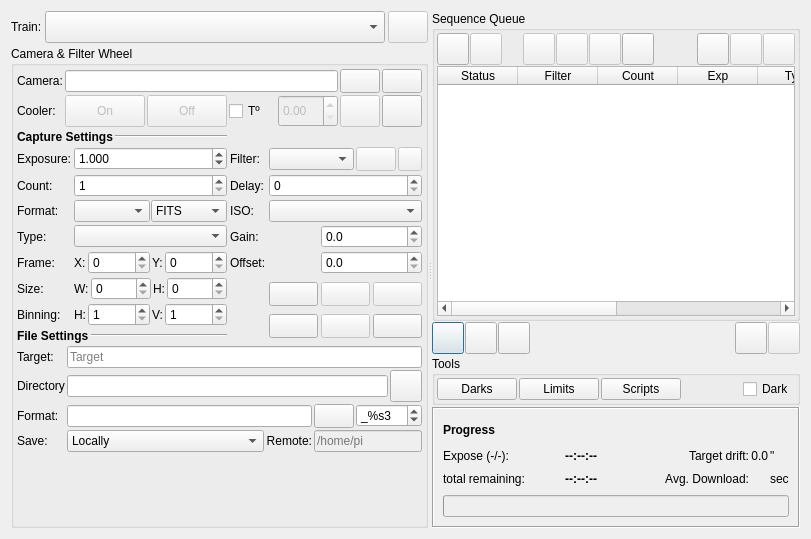
The window that kstars/ekos/capture/capture.ui (KDE/kstars) describes before a commit, drawn with Qt 5.
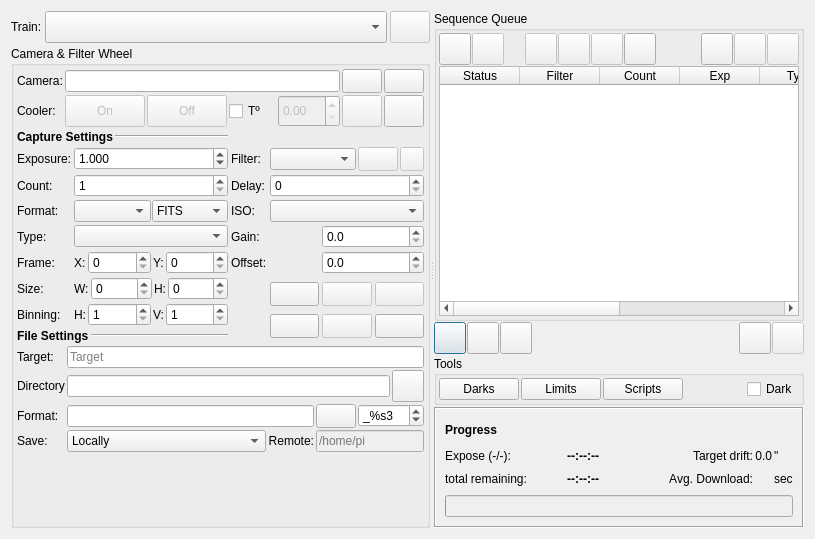
The same window after the commit. Icons and pictures are not drawn. Custom widgets are drawn as their Qt base class.

Commit message:
replace rotator button icon
The rotator icon "rotation-allowed" is present in both icon suites "breeze" & "breeze-dark" and shows up in all KStars-Themes.

The edit to the form file:
```diff
--- a/kstars/ekos/capture/capture.ui
+++ b/kstars/ekos/capture/capture.ui
@@ -6,7 +6,7 @@
    <rect>
     <x>0</x>
     <y>0</y>
-    <width>811</width>
+    <width>815</width>
     <height>539</height>
    </rect>
   </property>
@@ -2237,6 +2237,7 @@
              <widget class="QLabel" name="frameInfoLabel">
               <property name="font">
                <font>
+                <weight>50</weight>
                 <bold>false</bold>
                </font>
               </property>
@@ -2268,6 +2269,7 @@
               </property>
               <property name="font">
                <font>
+                <weight>75</weight>
                 <bold>true</bold>
                </font>
               </property>
@@ -2306,6 +2308,7 @@
               </property>
               <property name="font">
                <font>
+                <weight>75</weight>
                 <bold>true</bold>
                </font>
               </property>
```
Left out of the diff: 2 changed lines with no effect on the pictures. The commit also changes 1 other file.
